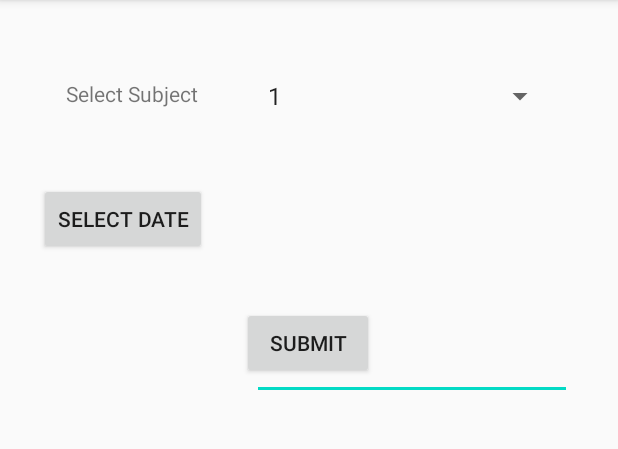
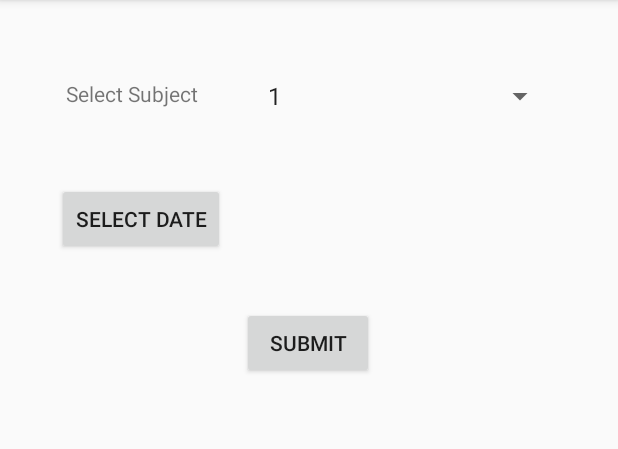
Before and after one commit to PraveenMathew92/covid-tracker-android-app, an Android app: the GetContactGraphActivity screen opened directly, with no data from a screen before it, on a phone screen of 412 x 824 dp, the part 84-533 px from its top. Run offline under Robolectric (Android 15) with nearby library versions, the phone set to English and light mode, and no system bars.

```diff
--- a/app/src/main/AndroidManifest.xml
+++ b/app/src/main/AndroidManifest.xml
@@ -28,6 +28,7 @@
         <service android:name=".RespiratoryRateCalculator"/>
         <service android:name=".SaveToDatabaseService"/>
         <service android:name=".UploadDatabaseService"/>
+        <service android:name=".DownloadFileService"/>
     </application>
 
 </manifest>
--- a/app/src/main/java/com/example/myfirstandroidapp/GetContactGraphActivity.java
+++ b/app/src/main/java/com/example/myfirstandroidapp/GetContactGraphActivity.java
@@ -1,13 +1,14 @@
 package com.example.myfirstandroidapp;
 
 import android.app.DatePickerDialog;
+import android.content.Intent;
 import android.os.Bundle;
 import android.view.View;
 import android.widget.ArrayAdapter;
 import android.widget.Button;
 import android.widget.DatePicker;
-import android.widget.EditText;
 import android.widget.Spinner;
+import android.widget.TextView;
 
 import androidx.annotation.Nullable;
 import androidx.appcompat.app.AppCompatActivity;
@@ -18,9 +19,9 @@ public class GetContactGraphActivity extends AppCompatActivity {
         super.onCreate(savedInstanceState);
         setContentView(R.layout.get_contact_graph);
 
-        final EditText inputDate = findViewById(R.id.selected_date);
+        final TextView inputDate = findViewById(R.id.selected_date);
 
-        Button selectDateButton = (Button) findViewById(R.id.select_date_button);
+        final Button selectDateButton = (Button) findViewById(R.id.select_date_button);
         selectDateButton.setOnClickListener(new View.OnClickListener() {
             @Override
             public void onClick(View v) {
@@ -33,17 +34,28 @@ public class GetContactGraphActivity extends AppCompatActivity {
                             @Override
                             public void onDateSet(DatePicker view, int year,
                                                   int monthOfYear, int dayOfMonth) {
-                                inputDate.setText(String.format("%d-%d-%d", dayOfMonth, monthOfYear + 1, year));
+                                inputDate.setText(String.format("%d-%d-%d", year, monthOfYear + 1, dayOfMonth));
                             }
                         }, year, month, day);
                 datePickerDialog.show();
             }
         });
 
-        Spinner spinner = (Spinner) findViewById(R.id.subject_spinner);
+        final Spinner spinner = (Spinner) findViewById(R.id.subject_spinner);
         ArrayAdapter<CharSequence> adapter = ArrayAdapter.createFromResource(this,
                 R.array.subject_array, android.R.layout.simple_spinner_item);
         adapter.setDropDownViewResource(android.R.layout.simple_spinner_dropdown_item);
         spinner.setAdapter(adapter);
+
+        Button submit = (Button) findViewById(R.id.submit_subject_and_date);
+        submit.setOnClickListener(new View.OnClickListener() {
+            @Override
+            public void onClick(View v) {
+                Intent intent = new Intent(getApplicationContext(), DownloadFileService.class);
+                intent.putExtra("subject_id", spinner.getSelectedItem().toString());
+                intent.putExtra("date", inputDate.getText().toString());
+                startService(intent);
+            }
+        });
     }
 }
--- a/app/src/main/res/layout/get_contact_graph.xml
+++ b/app/src/main/res/layout/get_contact_graph.xml
@@ -16,19 +16,19 @@
         app:layout_constraintTop_toTopOf="parent"
         app:layout_constraintVertical_bias="0.07" />
 
-    <EditText
+    <TextView
         android:id="@+id/selected_date"
         android:layout_width="wrap_content"
         android:layout_height="wrap_content"
         android:layout_marginBottom="456dp"
         android:ems="10"
-        android:inputType="date"
         app:layout_constraintBottom_toBottomOf="parent"
         app:layout_constraintEnd_toEndOf="parent"
-        app:layout_constraintHorizontal_bias="0.845"
+        app:layout_constraintHorizontal_bias="0.769"
         app:layout_constraintStart_toStartOf="parent"
         app:layout_constraintTop_toBottomOf="@+id/subject_spinner"
-        app:layout_constraintVertical_bias="0.763" />
+        app:layout_constraintVertical_bias="0.671"
+        tools:text="Selected Date" />
 
     <Button
         android:id="@+id/select_date_button"
@@ -46,7 +46,7 @@
         android:id="@+id/textView2"
         android:layout_width="wrap_content"
         android:layout_height="wrap_content"
-        android:text="Select Subject"
+        android:text="@string/select_subject"
         app:layout_constraintBottom_toBottomOf="parent"
         app:layout_constraintEnd_toStartOf="@+id/subject_spinner"
         app:layout_constraintHorizontal_bias="0.536"
--- a/app/src/main/res/values/strings.xml
+++ b/app/src/main/res/values/strings.xml
@@ -19,6 +19,7 @@
     <string name="upload_db">Upload DB</string>
     <string name="select_date">Select Date</string>
     <string name="submit">Submit</string>
+    <string name="select_subject">Select Subject</string>
     <string-array name="subject_array">
         <item>1</item>
         <item>2</item>
```
Also changed, not shown: app/src/main/java/com/example/myfirstandroidapp/DownloadFileService.java (added, +61 -0 lines).
